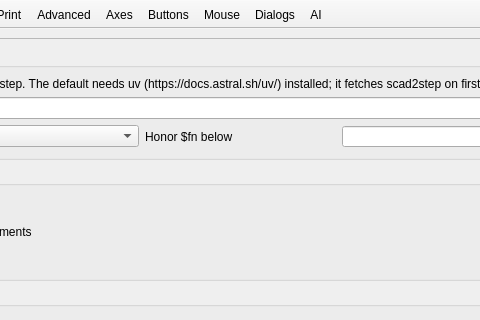
First picture: the form in src/gui/Preferences.ui, repository etjones/openscad, before the edit; both pictures show x 280 to 760 and y 0 to 320 of the 865 by 860 pixel window.
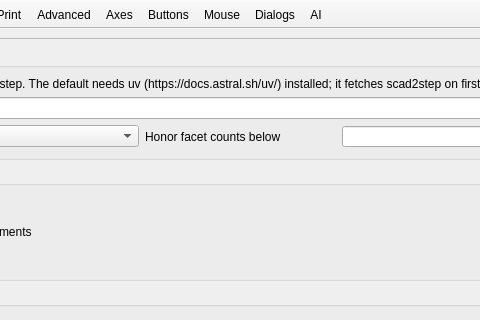
Second picture: the form after the edit. The open tabs and pages were chosen to show the change. Icons and pictures are not drawn. Custom widgets are drawn as their Qt base class.

The edit to the form file:
```diff
--- a/src/gui/Preferences.ui
+++ b/src/gui/Preferences.ui
@@ -2082,7 +2082,7 @@
                  <item>
                   <widget class="QLabel" name="labelStepExportFacetThreshold">
                    <property name="text">
-                    <string>Honor $fn below</string>
+                    <string>Honor facet counts below</string>
                    </property>
                    <property name="toolTip">
                     <string>A $fn below this value is exported as polygonal geometry (circle($fn=6) is a hexagon); at or above it the curve is exact. 0 always exports exact curves.</string>
```
Left out of the diff: 2 changed lines with no effect on the pictures.
